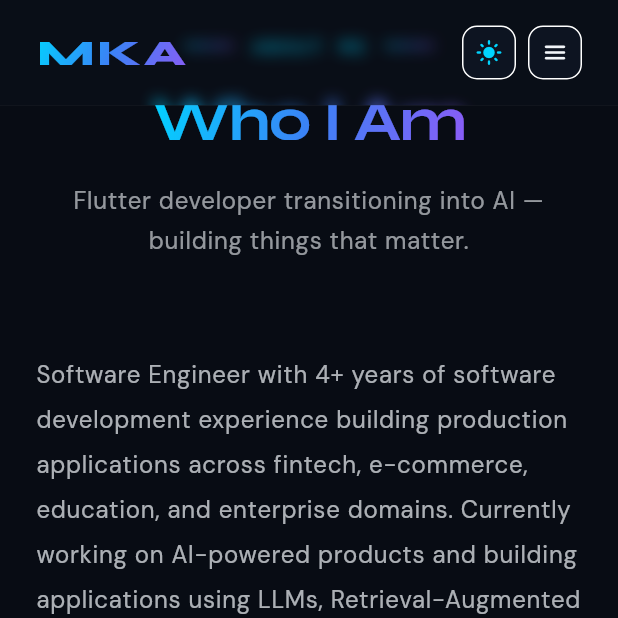
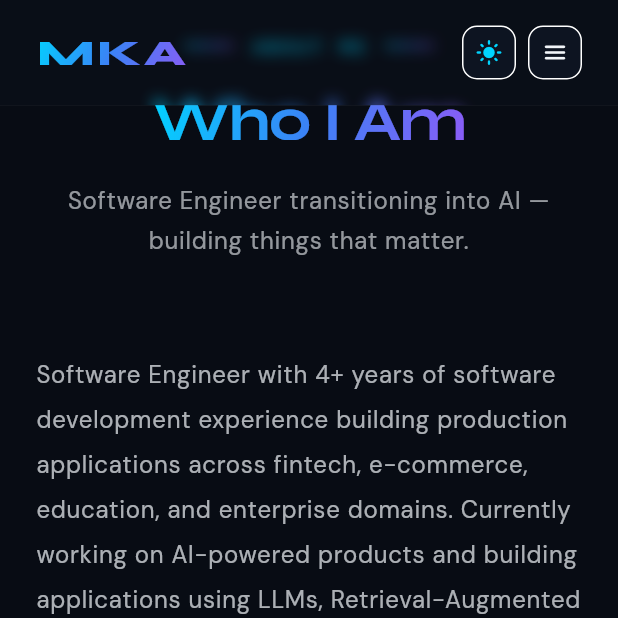
Before and after one commit to manishAnaya/manish-portfolio, a Flutter app: the screen it shows after launch, scrolled down 1152 dp, on a phone screen of 412 x 824 dp, the top half of it. Run offline on Flutter 3.47's test engine with Material 3 defaults, Android fonts, the phone set to English and light mode, and no system bars; our stand-ins replace flutter_animate, flutter_markdown, flutter_riverpod, go_router, google_fonts, riverpod_annotation and 1 more; generated files the repository leaves out were written again.

Commit message:
cv url update

```diff
--- a/lib/core/constants/app_constants.dart
+++ b/lib/core/constants/app_constants.dart
@@ -32,7 +32,7 @@ class AppConstants {
   static const String github = 'https://github.com/manishAnaya';
   static const String locationUrl = 'https://www.google.com/maps?q=Bengaluru';
   static const String cvUrl =
-      'https://drive.google.com/file/d/1G6729FoKKGIEI4BxftlNE1z7GCBfJPbd/view?usp=drive_link';
+      'https://drive.google.com/file/d/1Onc6ZzUnXVrC8b5SI0IHU0ZYJrmQeSm5/view?usp=drive_link';
 
   //About Section
 
--- a/lib/features/home/widgets/about/about_section.dart
+++ b/lib/features/home/widgets/about/about_section.dart
@@ -29,7 +29,7 @@ class AboutSection extends StatelessWidget {
                   label: 'About Me',
                   title: 'Who I Am',
                   subtitle:
-                      'Flutter developer transitioning into AI — building things that matter.',
+                      'Software Engineer transitioning into AI — building things that matter.',
                 ),
               ),
               const SizedBox(height: 60),
```
